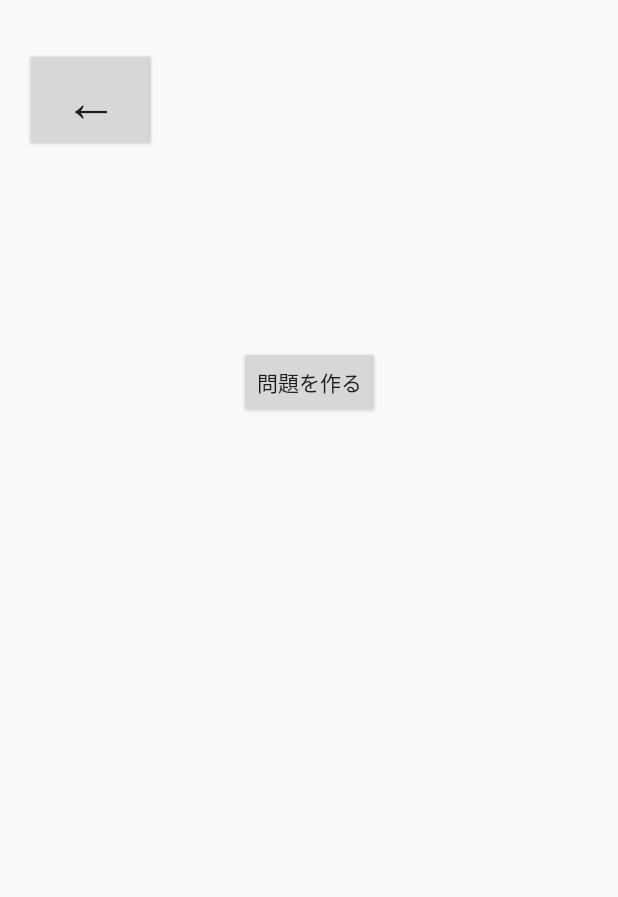
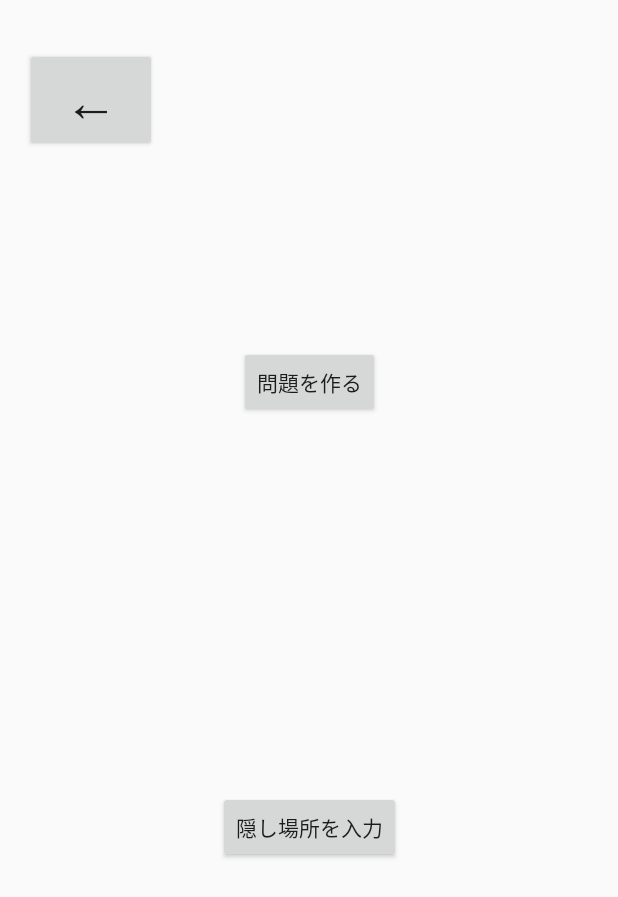
Before and after one commit to p2hacks/teamR03, an Android app: the hide_seek_hide_present screen opened through its navigation route, on a phone screen of 412 x 824 dp. Shown: the top 897 px of the screen. Run offline under Robolectric (Android 15) with nearby library versions, the light colour scheme and no system bars.

Commit message:
隠し場所の画面とボタンを追加

```diff
--- a/app/src/main/res/layout/fragment_hide_seek_hide_present.xml
+++ b/app/src/main/res/layout/fragment_hide_seek_hide_present.xml
@@ -35,4 +35,15 @@
         app:layout_constraintStart_toStartOf="parent"
         app:layout_constraintTop_toTopOf="parent"
         app:layout_constraintVertical_bias="0.0" />
+
+    <Button
+        android:id="@+id/hide_place_button"
+        android:layout_width="wrap_content"
+        android:layout_height="wrap_content"
+        android:text="隠し場所を入力"
+        app:layout_constraintBottom_toBottomOf="parent"
+        app:layout_constraintEnd_toEndOf="parent"
+        app:layout_constraintStart_toStartOf="parent"
+        app:layout_constraintTop_toBottomOf="@+id/make_question_button" />
+
 </androidx.constraintlayout.widget.ConstraintLayout>
```
Also changed, not shown: app/src/main/java/com/example/soba/hide_seek/hide_seek_hide_place.kt (added, +63 -0 lines), app/src/main/res/layout/fragment_hide_seek_hide_place.xml (added, +15 -0 lines).
